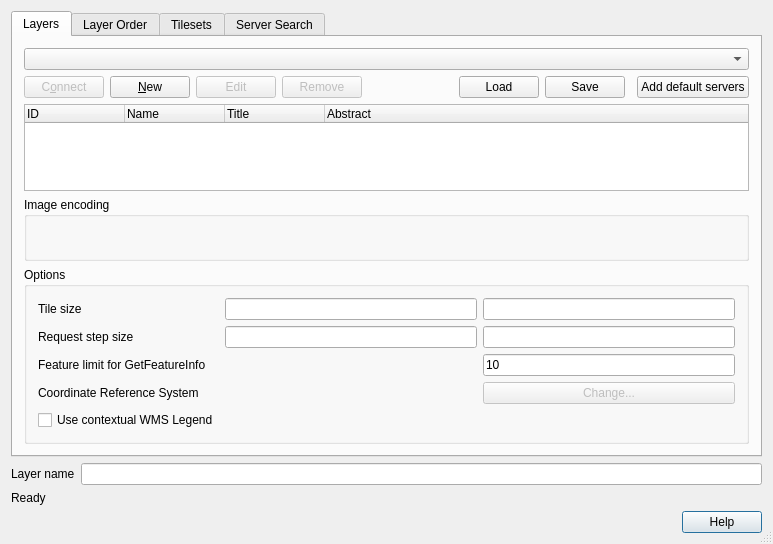
Before: the Qt Designer form src/ui/qgswmssourceselectbase.ui in qgis/QGIS, drawn with Qt 5.
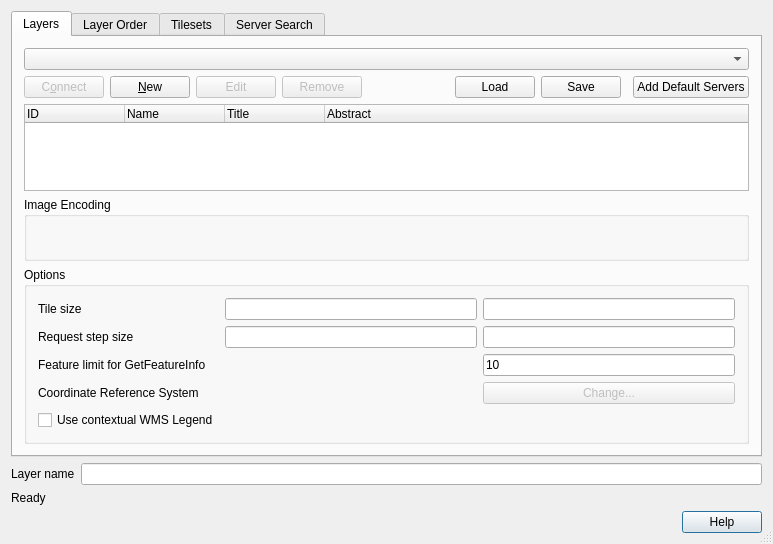
After: the same form once the commit is applied. Icons and pictures are not drawn.

Diff of the .ui file:
```diff
--- a/src/ui/qgswmssourceselectbase.ui
+++ b/src/ui/qgswmssourceselectbase.ui
@@ -134,7 +134,7 @@
           <string comment="Adds several example WMS servers to the list"/>
          </property>
          <property name="text">
-          <string>Add default servers</string>
+          <string>Add Default Servers</string>
          </property>
         </widget>
        </item>
@@ -189,7 +189,7 @@
           </size>
          </property>
          <property name="title">
-          <string>Image encoding</string>
+          <string>Image Encoding</string>
          </property>
         </widget>
        </item>
```
Left out of the diff: 2 changed lines with no effect on the pictures.
